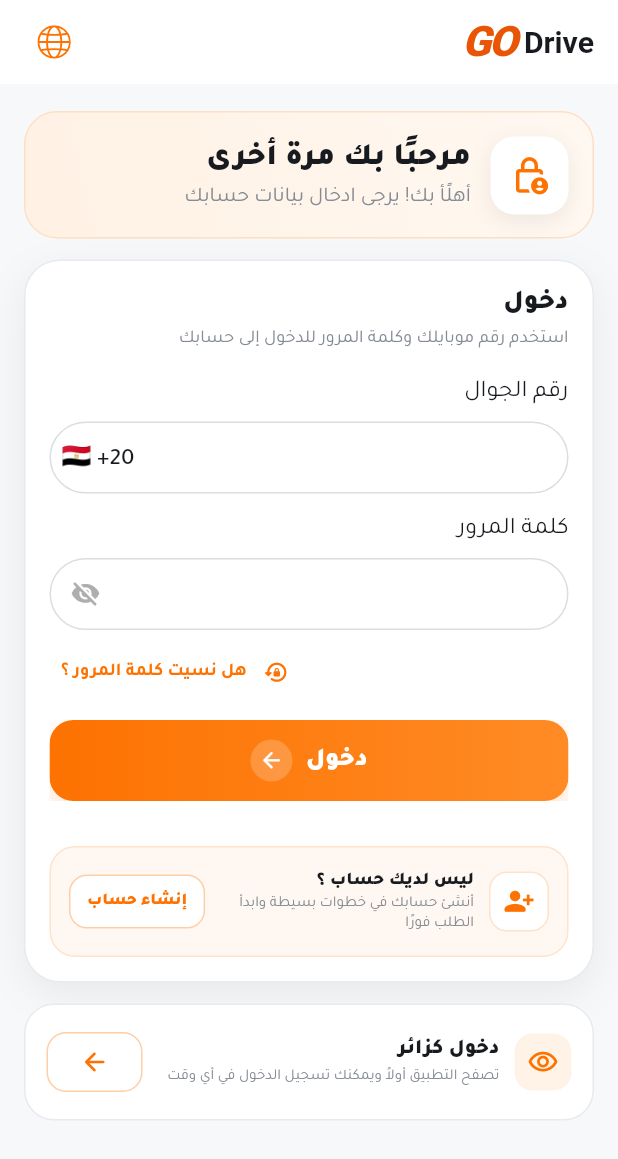
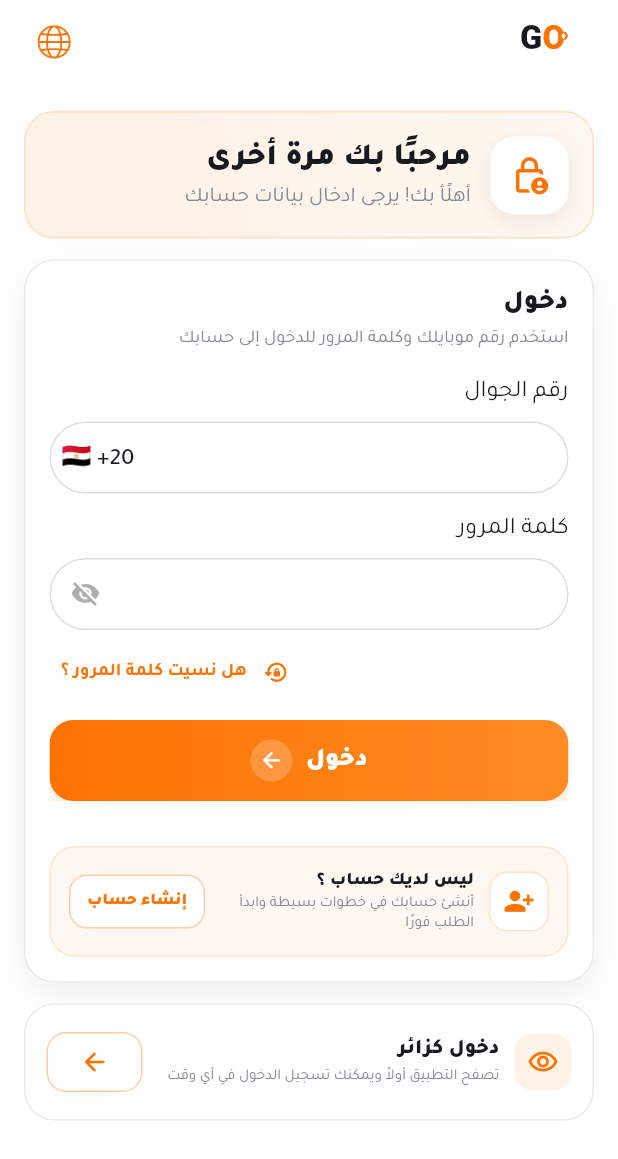
Before and after one commit to omarmakramelbaz-hub/Go-customer, a Flutter app: the screen it shows after launch, on a phone screen of 412 x 824 dp. Shown: the top 1159 px of the screen. Run offline on Flutter 3.47's test engine with Material 3 defaults, Android fonts, the phone set to English and light mode, and no system bars; our stand-ins replace bot_toast, cached_network_image, carousel_slider, cloud_firestore, country_picker, dio and 32 more; missing offline and left inert: custom_timer, dart:html, dart:js, defer_pointer, flutter_facebook_auth, flutter_inappwebview and 3 more; accounts and stored records are empty; statements that could not run were skipped; project files that could hold a hidden picture were left out; key blocks and very long unbroken strings in the code were emptied for the run.

Commit message:
Align Go Customer login with Go Partner identity

```diff
--- a/lib/view/layout/auth/screen/login_screen.dart
+++ b/lib/view/layout/auth/screen/login_screen.dart
@@ -1,10 +1,12 @@
 import 'package:country_picker/country_picker.dart';
 import 'package:flutter/material.dart';
+import 'package:flutter_svg/flutter_svg.dart';
 import 'package:provider/provider.dart';
 
 import '../../../../helpers/extension/string_extension.dart';
 import '../../../../helpers/extensions/extensions.dart';
 import '../../../../helpers/hive/hive_methods.dart';
+import '../../../../helpers/identity/go_customer_identity.dart';
 import '../../../../helpers/pusher_service/pusher_controller.dart';
 import '../../../../helpers/routes/app_routers_import.dart';
 import '../../../../helpers/theme/app_colors.dart';
@@ -63,10 +65,10 @@ class _LoginScreenState extends State<LoginScreen> with ValidationMixin {
         return Form(
           key: _formKey,
           child: Scaffold(
-            backgroundColor: const Color(0xFFF7F8FA),
+            backgroundColor: Colors.white,
             appBar: CustomAppBar(
               centerTitle: false,
-              title: const GoDriveBrand(),
+              title: SvgPicture.asset(GoCustomerIdentity.logoAsset, height: 42),
               appBarColor: Colors.white,
               showLang: true,
             ),
@@ -106,9 +108,9 @@ class _LoginScreenState extends State<LoginScreen> with ValidationMixin {
         gradient: const LinearGradient(
           begin: Alignment.topRight,
           end: Alignment.bottomLeft,
-          colors: [Color(0xFFFFF8F1), Color(0xFFFFF1E4)],
+          colors: [Color(0xFFFFF8F1), Color(0xFFFFF1E5)],
         ),
-        borderRadius: BorderRadius.circular(22),
+        borderRadius: BorderRadius.circular(20),
         border: Border.all(color: const Color(0xFFFFDFC2)),
       ),
       child: Row(
@@ -169,7 +171,7 @@ class _LoginScreenState extends State<LoginScreen> with ValidationMixin {
       padding: const EdgeInsets.fromLTRB(16, 18, 16, 16),
       decoration: BoxDecoration(
         color: Colors.white,
-        borderRadius: BorderRadius.circular(24),
+        borderRadius: BorderRadius.circular(20),
         border: Border.all(color: _border),
         boxShadow: const [
           BoxShadow(
```
